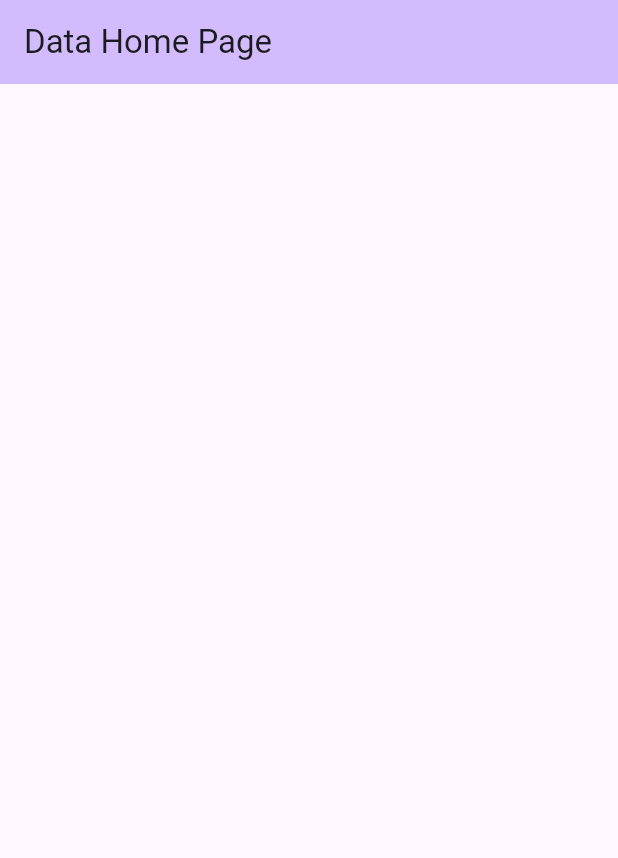
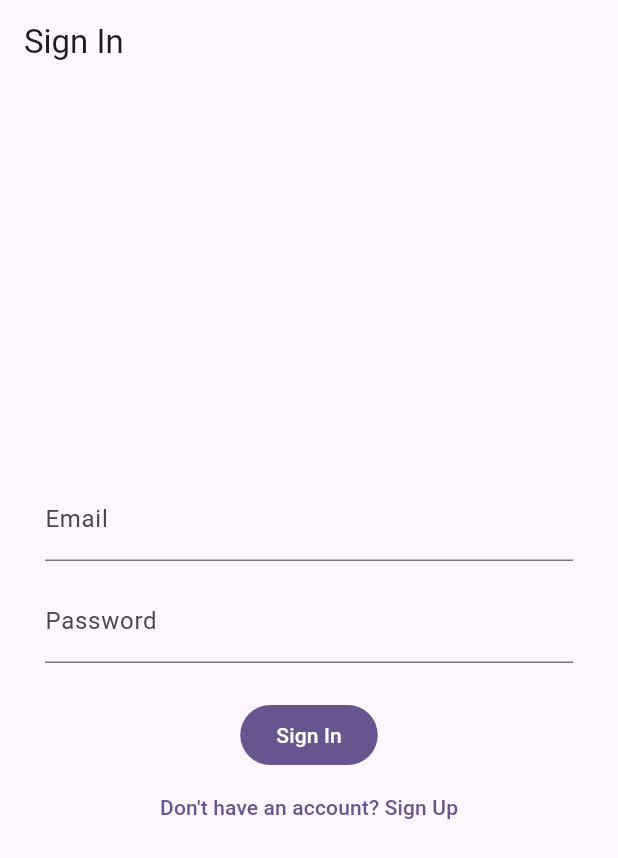
Before and after one commit to YannisWinkler/Biblio, a Flutter app: the screen it shows after launch, on a phone screen of 412 x 824 dp. Shown: the top 858 px of the screen. Run offline on Flutter 3.47's test engine with Material 3 defaults, Android fonts, the phone set to English and light mode, and no system bars; our stand-ins replace flutter_dotenv, supabase_flutter; accounts and stored records are empty.

Commit message:
Feat: add auth

```diff
--- /dev/null
+++ b/flutter_application_1/lib/auth_page.dart
@@ -0,0 +1,141 @@
+import 'package:flutter/material.dart';
+import 'package:supabase_flutter/supabase_flutter.dart';
+
+/// Login/sign-up form.
+///
+/// On success, Supabase emits an auth state change that the app listens to
+/// (see `AuthGate` in main.dart) to swap this page for the home page.
+class AuthPage extends StatefulWidget {
+  const AuthPage({super.key});
+
+  @override
+  State<AuthPage> createState() => _AuthPageState();
+}
+
+class _AuthPageState extends State<AuthPage> {
+  final _formKey = GlobalKey<FormState>();
+  final _emailController = TextEditingController();
+  final _passwordController = TextEditingController();
+  final _usernameController = TextEditingController();
+
+  bool _isSignUp = false;
+  bool _isLoading = false;
+
+  @override
+  void dispose() {
+    _emailController.dispose();
+    _passwordController.dispose();
+    _usernameController.dispose();
+    super.dispose();
+  }
+
+  /// Shows [message] in a SnackBar, guarded by [mounted] since this can run
+  /// after an `await` where the widget may have been disposed.
+  void _showError(String message) {
+    if (!mounted) return;
+    ScaffoldMessenger.of(context).showSnackBar(SnackBar(content: Text(message)));
+  }
+
+  /// Signs in or signs up depending on the current mode, showing errors via a SnackBar.
+  /// On sign-up, also creates the matching row in the 'profile' table.
+  Future<void> _submit() async {
+    if (!_formKey.currentState!.validate()) return;
+
+    setState(() => _isLoading = true);
+    final auth = Supabase.instance.client.auth;
+    final email = _emailController.text.trim();
+    final password = _passwordController.text;
+
+    try {
+      if (_isSignUp) {
+        final response = await auth.signUp(email: email, password: password);
+        final userId = response.user?.id;
+        if (userId != null) {
+          await Supabase.instance.client.from('profile').insert({
+            'id': userId,
+            'username': _usernameController.text.trim(),
+          });
+        }
+      } else {
+        await auth.signInWithPassword(email: email, password: password);
+      }
+    } on AuthException catch (e) {
+      _showError(e.message);
+    } on PostgrestException catch (e) {
+      _showError('Account created but profile failed: ${e.message}');
+    } finally {
+      if (mounted) setState(() => _isLoading = false);
+    }
+  }
+
+  @override
+  Widget build(BuildContext context) {
+    return Scaffold(
+      appBar: AppBar(title: Text(_isSignUp ? 'Sign Up' : 'Sign In')),
+      body: Center(
+        child: ConstrainedBox(
+          constraints: const BoxConstraints(maxWidth: 400),
+          child: Padding(
+            padding: const EdgeInsets.all(24.0),
+            child: Form(
+              key: _formKey,
+              child: Column(
+                mainAxisSize: MainAxisSize.min,
+                children: [
+                  if (_isSignUp) ...[
+                    TextFormField(
+                      controller: _usernameController,
+                      decoration:
+                          const InputDecoration(labelText: 'Username'),
+                      validator: (value) => (value == null || value.trim().isEmpty)
+                          ? 'Enter a username'
+                          : null,
+                    ),
+                    const SizedBox(height: 12),
+                  ],
+                  TextFormField(
+                    controller: _emailController,
+                    keyboardType: TextInputType.emailAddress,
+                    decoration: const InputDecoration(labelText: 'Email'),
+                    validator: (value) =>
+                        (value == null || !value.contains('@'))
+                            ? 'Enter a valid email'
+                            : null,
+                  ),
+                  const SizedBox(height: 12),
+                  TextFormField(
+                    controller: _passwordController,
+                    obscureText: true,
+                    decoration: const InputDecoration(labelText: 'Password'),
+                    validator: (value) => (value == null || value.length < 6)
+                        ? 'Password must be at least 6 characters'
+                        : null,
+                  ),
+                  const SizedBox(height: 24),
+                  FilledButton(
+                    onPressed: _isLoading ? null : _submit,
+                    child: _isLoading
+                        ? const SizedBox(
+                            height: 16,
+                            width: 16,
+                            child: CircularProgressIndicator(strokeWidth: 2),
+                          )
+                        : Text(_isSignUp ? 'Sign Up' : 'Sign In'),
+                  ),
+                  TextButton(
+                    onPressed: _isLoading
+                        ? null
+                        : () => setState(() => _isSignUp = !_isSignUp),
+                    child: Text(_isSignUp
+                        ? 'Already have an account? Sign In'
+                        : "Don't have an account? Sign Up"),
+                  ),
+                ],
+              ),
+            ),
+          ),
+        ),
+      ),
+    );
+  }
+}
--- a/flutter_application_1/lib/main.dart
+++ b/flutter_application_1/lib/main.dart
@@ -1,8 +1,9 @@
 import 'package:flutter/material.dart';
 import 'package:flutter_dotenv/flutter_dotenv.dart';
 import 'package:supabase_flutter/supabase_flutter.dart';
+import 'auth_page.dart';
 
-// Loads env vars and initializes Supabase before starting the app.
+/// Loads env vars and initializes Supabase before starting the app.
 Future<void> main() async {
   WidgetsFlutterBinding.ensureInitialized();
   await dotenv.load(fileName: '.env');
@@ -17,7 +18,7 @@ Future<void> main() async {
 class MyApp extends StatelessWidget {
   const MyApp({super.key});
 
-  // Builds the app's MaterialApp shell (theme, title, home page).
+  /// Builds the app's MaterialApp shell (theme, title, home page).
   @override
   Widget build(BuildContext context) {
     return MaterialApp(
@@ -25,11 +26,34 @@ class MyApp extends StatelessWidget {
       theme: ThemeData(
         colorScheme: .fromSeed(seedColor: Colors.deepPurple),
       ),
-      home: const MyHomePage(title: 'Data Home Page'),
+      home: const AuthGate(),
     );
   }
 }
 
+/// Shows the auth page when signed out, the home page when signed in.
+/// Rebuilds automatically whenever Supabase's auth state changes.
+class AuthGate extends StatelessWidget {
+  const AuthGate({super.key});
+
+  @override
+  Widget build(BuildContext context) {
+    return StreamBuilder<AuthState>(
+      stream: Supabase.instance.client.auth.onAuthStateChange,
+      builder: (context, snapshot) {
+        final session = snapshot.data?.session ??
+            Supabase.instance.client.auth.currentSession;
+        if (session == null) {
+          return const AuthPage();
+        }
+        return const MyHomePage(title: 'Data Home Page');
+      },
+    );
+  }
+}
+
+/// Home page shown once the user is signed in: an app bar with the user's
+/// profile menu, and a list of films fetched from Supabase.
 class MyHomePage extends StatefulWidget {
   const MyHomePage({super.key, required this.title});
 
@@ -40,35 +64,83 @@ class MyHomePage extends StatefulWidget {
 }
 
 class _MyHomePageState extends State<MyHomePage> {
-  // Query fetching all rows from the 'film' table.
-  final _future = Supabase.instance.client
-      .from('film')
-      .select();
+  /// Fetches all rows from the 'film' table. Created once per State instance
+  /// so rebuilds (e.g. from the profile FutureBuilder) don't re-query.
+  final Future<List<Map<String, dynamic>>> _future =
+      Supabase.instance.client.from('film').select();
 
-  // Builds the page: an app bar plus a list of films loaded from Supabase.
+  /// Fetches the signed-in user's profile (username + avatar).
+  final Future<Map<String, dynamic>> _profileFuture = Supabase.instance.client
+      .from('profile')
+      .select()
+      .eq('id', Supabase.instance.client.auth.currentUser!.id)
+      .single();
+
+  /// Builds the page: an app bar plus a list of films loaded from Supabase.
   @override
   Widget build(BuildContext context) {
     return Scaffold(
       appBar: AppBar(
         backgroundColor: Theme.of(context).colorScheme.inversePrimary,
         title: Text(widget.title),
+        actions: [
+          FutureBuilder<Map<String, dynamic>>(
+            future: _profileFuture,
+            builder: (context, snapshot) {
+              final profile = snapshot.data;
+              final username = profile?['username'] as String?;
+              final avatarUrl = profile?['avatar'] as String?;
+              return Row(
+                mainAxisSize: MainAxisSize.min,
+                children: [
+                  if (username != null) Text(username),
+                  const SizedBox(width: 8),
+                  /// Tapping the avatar reveals the sign-out option.
+                  PopupMenuButton<String>(
+                    tooltip: 'Account',
+                    onSelected: (_) => Supabase.instance.client.auth.signOut(),
+                    itemBuilder: (context) => const [
+                      PopupMenuItem(
+                        value: 'logout',
+                        child: Text('Sign out'),
+                      ),
+                    ],
+                    child: CircleAvatar(
+                      backgroundImage:
+                          (avatarUrl != null && avatarUrl.isNotEmpty)
+                              ? NetworkImage(avatarUrl)
+                              : null,
+                      child: (avatarUrl == null || avatarUrl.isEmpty)
+                          ? const Icon(Icons.person)
+                          : null,
+                    ),
+                  ),
+                  const SizedBox(width: 8),
+                ],
+              );
+            },
+          ),
+        ],
       ),
-      body: FutureBuilder(
+      body: FutureBuilder<List<Map<String, dynamic>>>(
         future: _future,
         builder: (context, snapshot) {
-          // Show a spinner while the query is still in flight.
+          if (snapshot.hasError) {
+            return Center(child: Text('Failed to load films: ${snapshot.error}'));
+          }
+          /// Show a spinner while the query is still in flight.
           if (!snapshot.hasData) {
             return const Center(child: CircularProgressIndicator());
           }
           final films = snapshot.data!;
           return ListView.builder(
             itemCount: films.length,
-            itemBuilder: ((context, index) {
+            itemBuilder: (context, index) {
               final film = films[index];
               return ListTile(
-                title: Text(film['name']),
+                title: Text(film['name'] as String? ?? 'Untitled'),
               );
-            }),
+            },
           );
         },
       ),
```
